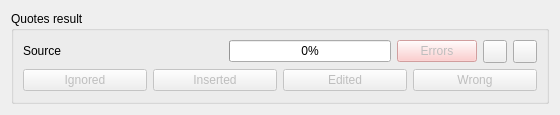
First picture: the form in ui/wdgSource.ui, repository turulomio/xulpymoney, before the edit.
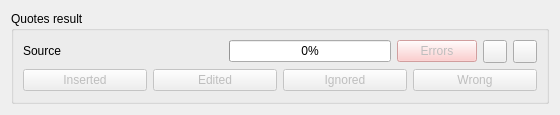
Second picture: the form after the edit. Icons and pictures are not drawn.

Commit message: New source of morningstar

```diff
--- a/ui/wdgSource.ui
+++ b/ui/wdgSource.ui
@@ -123,19 +123,6 @@
         </item>
         <item>
          <layout class="QHBoxLayout" name="horizontalLayout">
-          <item>
-           <widget class="QPushButton" name="cmdIgnored">
-            <property name="enabled">
-             <bool>false</bool>
-            </property>
-            <property name="toolTip">
-             <string>Show quotes that are already in the database</string>
-            </property>
-            <property name="text">
-             <string>Ignored</string>
-            </property>
-           </widget>
-          </item>
           <item>
            <widget class="QPushButton" name="cmdInserted">
             <property name="enabled">
@@ -162,6 +149,19 @@
             </property>
            </widget>
           </item>
+          <item>
+           <widget class="QPushButton" name="cmdIgnored">
+            <property name="enabled">
+             <bool>false</bool>
+            </property>
+            <property name="toolTip">
+             <string>Show quotes that are already in the database</string>
+            </property>
+            <property name="text">
+             <string>Ignored</string>
+            </property>
+           </widget>
+          </item>
           <item>
            <widget class="QPushButton" name="cmdBad">
             <property name="enabled">
```
The commit also changes 10 other files.
